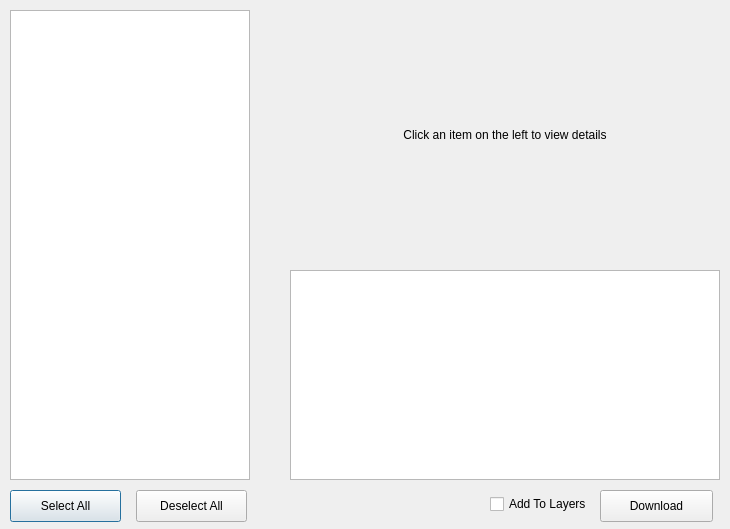
First picture: the form in ui/results_dialog.ui, repository kbgg/qgis-stac-browser, before the edit.
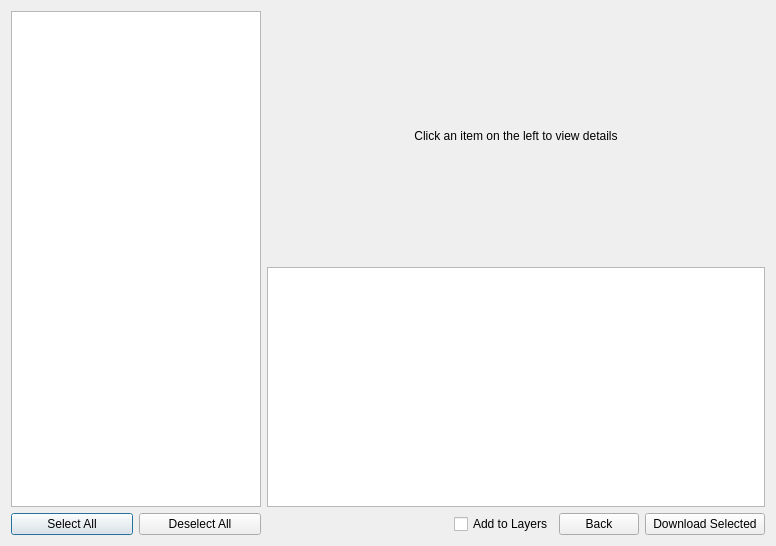
Second picture: the form after the edit.

Patch:
```diff
--- a/ui/results_dialog.ui
+++ b/ui/results_dialog.ui
@@ -6,108 +6,78 @@
    <rect>
     <x>0</x>
     <y>0</y>
-    <width>730</width>
-    <height>529</height>
+    <width>776</width>
+    <height>546</height>
    </rect>
   </property>
   <property name="windowTitle">
    <string>STAC Browser</string>
   </property>
-  <widget class="QScrollArea" name="scrollArea">
-   <property name="geometry">
-    <rect>
-     <x>10</x>
-     <y>10</y>
-     <width>241</width>
-     <height>471</height>
-    </rect>
-   </property>
-   <property name="frameShape">
-    <enum>QFrame::NoFrame</enum>
-   </property>
-   <property name="frameShadow">
-    <enum>QFrame::Sunken</enum>
-   </property>
-   <property name="widgetResizable">
-    <bool>true</bool>
-   </property>
-   <widget class="QWidget" name="scrollAreaWidgetContents">
-    <property name="geometry">
-     <rect>
-      <x>0</x>
-      <y>0</y>
-      <width>241</width>
-      <height>471</height>
-     </rect>
-    </property>
+  <layout class="QGridLayout" name="gridLayout_2">
+   <item row="0" column="0">
+    <layout class="QGridLayout" name="gridLayout">
+     <property name="sizeConstraint">
+      <enum>QLayout::SetNoConstraint</enum>
+     </property>
+     <item row="0" column="0">
+      <layout class="QVBoxLayout" name="verticalLayout_2">
+       <item>
     <widget class="QListView" name="list">
-     <property name="geometry">
-      <rect>
-       <x>0</x>
-       <y>0</y>
-       <width>240</width>
-       <height>470</height>
-      </rect>
-     </property>
-     <property name="spacing">
-      <number>0</number>
-     </property>
-    </widget>
-   </widget>
-  </widget>
-  <widget class="QTableWidget" name="propertiesTable">
-   <property name="geometry">
-    <rect>
-     <x>290</x>
-     <y>270</y>
-     <width>430</width>
-     <height>210</height>
-    </rect>
-   </property>
-   <property name="sizeAdjustPolicy">
-    <enum>QAbstractScrollArea::AdjustToContents</enum>
-   </property>
-   <attribute name="horizontalHeaderVisible">
-    <bool>false</bool>
-   </attribute>
-   <attribute name="verticalHeaderVisible">
-    <bool>false</bool>
-   </attribute>
-  </widget>
-  <widget class="QPushButton" name="pushButton">
-   <property name="geometry">
-    <rect>
-     <x>10</x>
-     <y>490</y>
-     <width>111</width>
-     <height>32</height>
-    </rect>
+         <property name="maximumSize">
+          <size>
+           <width>250</width>
+           <height>16777215</height>
+          </size>
+         </property>
+         <property name="alternatingRowColors">
+          <bool>true</bool>
+         </property>
+        </widget>
+       </item>
+       <item>
+        <layout class="QHBoxLayout" name="horizontalLayout_3">
+         <property name="sizeConstraint">
+          <enum>QLayout::SetMaximumSize</enum>
+         </property>
+         <item>
+          <widget class="QPushButton" name="selectButton">
+           <property name="maximumSize">
+            <size>
+             <width>125</width>
+             <height>16777215</height>
+            </size>
    </property>
    <property name="text">
     <string>Select All</string>
    </property>
   </widget>
-  <widget class="QPushButton" name="pushButton_2">
-   <property name="geometry">
-    <rect>
-     <x>136</x>
-     <y>490</y>
-     <width>111</width>
-     <height>32</height>
-    </rect>
+         </item>
+         <item>
+          <widget class="QPushButton" name="deselectButton">
+           <property name="maximumSize">
+            <size>
+             <width>125</width>
+             <height>16777215</height>
+            </size>
    </property>
    <property name="text">
     <string>Deselect All</string>
    </property>
   </widget>
+         </item>
+        </layout>
+       </item>
+      </layout>
+     </item>
+     <item row="0" column="1">
+      <layout class="QVBoxLayout" name="verticalLayout">
+       <item>
   <widget class="QLabel" name="imageView">
-   <property name="geometry">
-    <rect>
-     <x>380</x>
-     <y>10</y>
+         <property name="minimumSize">
+          <size>
      <width>250</width>
      <height>250</height>
-    </rect>
+          </size>
    </property>
    <property name="text">
     <string>Click an item on the left to view details</string>
@@ -116,32 +86,90 @@
     <set>Qt::AlignCenter</set>
    </property>
   </widget>
-  <widget class="QPushButton" name="pushButton_3">
-   <property name="geometry">
-    <rect>
-     <x>600</x>
-     <y>490</y>
-     <width>113</width>
-     <height>32</height>
-    </rect>
-   </property>
-   <property name="text">
-    <string>Download</string>
-   </property>
-  </widget>
-  <widget class="QCheckBox" name="checkBox">
-   <property name="geometry">
-    <rect>
-     <x>490</x>
-     <y>494</y>
-     <width>111</width>
+       </item>
+       <item>
+        <widget class="QTableWidget" name="propertiesTable">
+         <property name="maximumSize">
+          <size>
+           <width>16777215</width>
+           <height>300</height>
+          </size>
+         </property>
+         <attribute name="horizontalHeaderVisible">
+          <bool>false</bool>
+         </attribute>
+         <attribute name="verticalHeaderVisible">
+          <bool>false</bool>
+         </attribute>
+        </widget>
+       </item>
+       <item>
+        <layout class="QHBoxLayout" name="horizontalLayout_2">
+         <item>
+          <spacer name="horizontalSpacer">
+           <property name="orientation">
+            <enum>Qt::Horizontal</enum>
+           </property>
+           <property name="sizeHint" stdset="0">
+            <size>
+             <width>40</width>
      <height>20</height>
-    </rect>
-   </property>
+            </size>
+           </property>
+          </spacer>
+         </item>
+         <item>
+          <widget class="QCheckBox" name="addToLayersCheckbox">
+           <property name="maximumSize">
+            <size>
+             <width>125</width>
+             <height>30</height>
+            </size>
+           </property>
    <property name="text">
-    <string>Add To Layers</string>
-   </property>
-  </widget>
+            <string>Add to Layers</string>
+           </property>
+          </widget>
+         </item>
+         <item>
+          <widget class="QPushButton" name="backButton">
+           <property name="maximumSize">
+            <size>
+             <width>100</width>
+             <height>30</height>
+            </size>
+           </property>
+           <property name="text">
+            <string>Back</string>
+           </property>
+          </widget>
+         </item>
+         <item>
+          <widget class="QPushButton" name="downloadButton">
+           <property name="minimumSize">
+            <size>
+             <width>120</width>
+             <height>0</height>
+            </size>
+           </property>
+           <property name="maximumSize">
+            <size>
+             <width>150</width>
+             <height>30</height>
+            </size>
+           </property>
+           <property name="text">
+            <string>Download Selected</string>
+           </property>
+          </widget>
+         </item>
+        </layout>
+       </item>
+      </layout>
+     </item>
+    </layout>
+   </item>
+  </layout>
  </widget>
  <resources/>
  <connections/>
```
Lines whose indentation alone changed are shown as unchanged.
